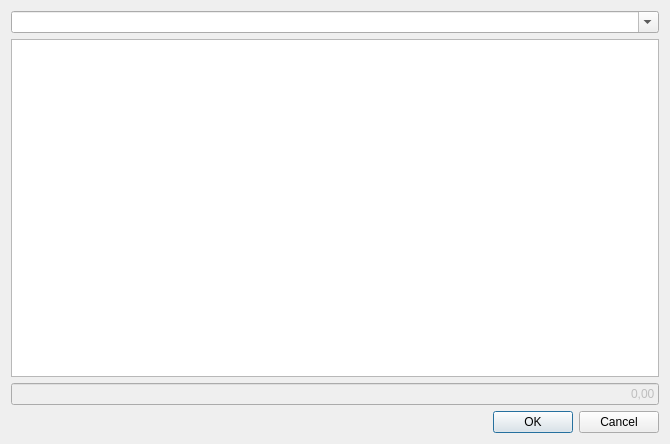
lukasszz/savings, file form/income_outcome_ed.ui: the form before one commit.
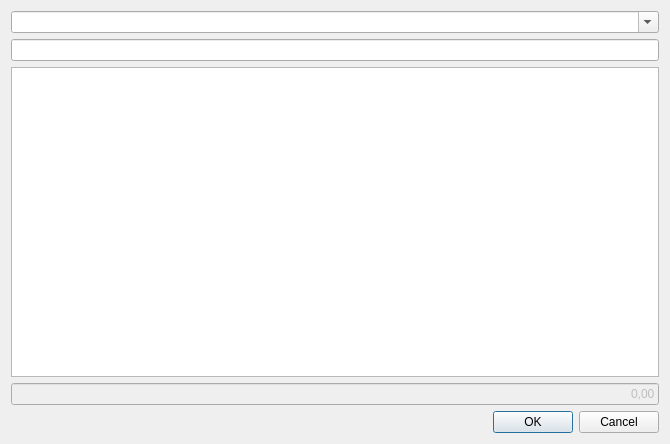
The form after the commit.

Commit message: Sum and desc

```diff
--- a/form/income_outcome_ed.ui
+++ b/form/income_outcome_ed.ui
@@ -21,6 +21,19 @@
      </property>
     </widget>
    </item>
+   <item>
+    <widget class="QLineEdit" name="desc">
+     <property name="toolTip">
+      <string>&lt;html&gt;&lt;head/&gt;&lt;body&gt;&lt;p&gt;Description&lt;/p&gt;&lt;/body&gt;&lt;/html&gt;</string>
+     </property>
+     <property name="inputMethodHints">
+      <set>Qt::ImhNone</set>
+     </property>
+     <property name="text">
+      <string/>
+     </property>
+    </widget>
+   </item>
    <item>
     <widget class="QTableView" name="budget_table"/>
    </item>
```
Left out of the diff: 5 changed lines with no effect on the pictures. The commit also changes 1 other file.
